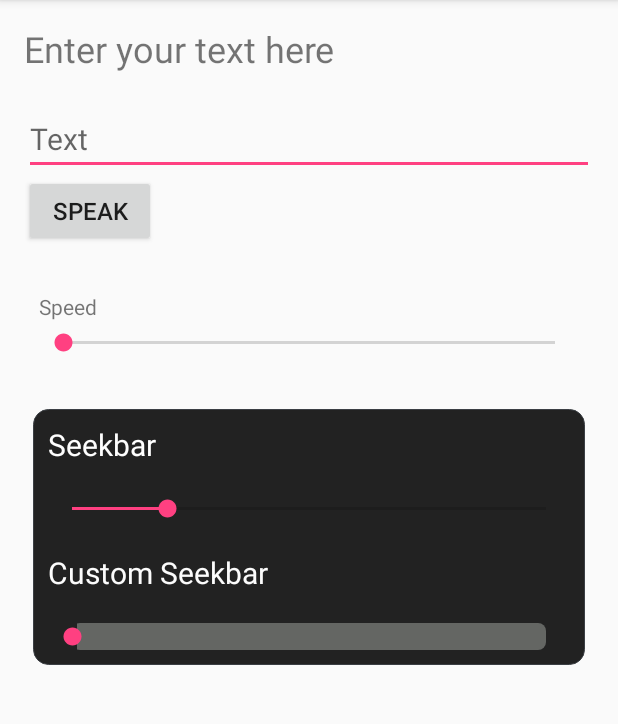
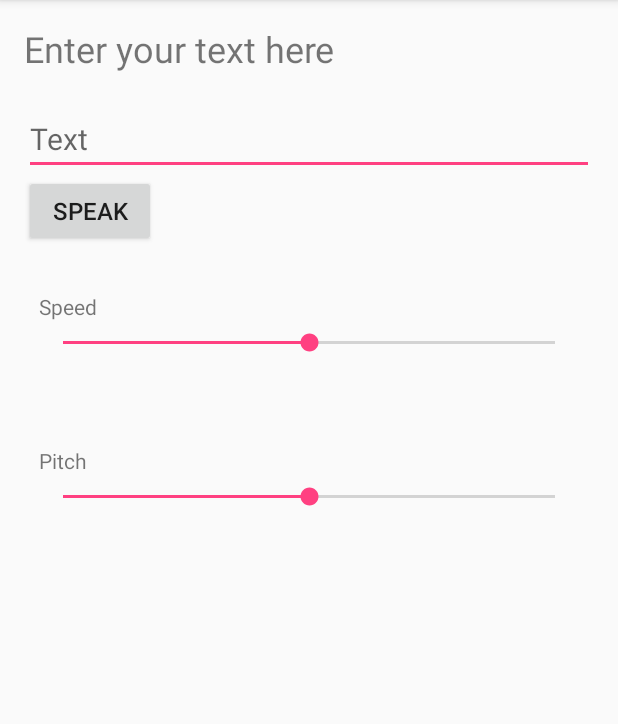
Before and after one commit to CalPolyAppDevClub/Talker, an Android app: the screen it shows after launch (MainActivity), after a tap on "SPEAK", on a phone screen of 412 x 824 dp, the part 84-808 px from its top. Run offline under Robolectric (Android 15) with nearby library versions, the phone set to English and light mode, and no system bars; 4 statements that could not run were skipped.

Commit message:
Update the functionality. Weird af but it is good to hear someone say "Hello There Sexy". Need to fix the layout if someone want to do so

```diff
--- a/app/build.gradle
+++ b/app/build.gradle
@@ -23,4 +23,5 @@ dependencies {
     compile fileTree(dir: 'libs', include: ['*.jar'])
     testCompile 'junit:junit:4.12'
     compile 'com.android.support:appcompat-v7:24.1.1'
+    compile 'com.google.android.gms:play-services-appindexing:8.1.0'
 }
--- a/app/src/main/AndroidManifest.xml
+++ b/app/src/main/AndroidManifest.xml
@@ -14,7 +14,11 @@
 
                 <category android:name="android.intent.category.LAUNCHER" />
             </intent-filter>
-        </activity>
+        </activity><!-- ATTENTION: This was auto-generated to add Google Play services to your project for
+     App Indexing.  See https://g.co/AppIndexing/AndroidStudio for more information. -->
+        <meta-data
+            android:name="com.google.android.gms.version"
+            android:value="@integer/google_play_services_version" />
     </application>
 
 </manifest>
--- a/app/src/main/java/io/github/juntrinh/talker/MainActivity.java
+++ b/app/src/main/java/io/github/juntrinh/talker/MainActivity.java
@@ -1,46 +1,140 @@
 package io.github.juntrinh.talker;
 
+import android.net.Uri;
 import android.speech.tts.TextToSpeech;
 import android.speech.tts.TextToSpeech.OnInitListener;
 import android.support.v7.app.AppCompatActivity;
 import android.os.Bundle;
+import android.view.MotionEvent;
 import android.view.View;
 import android.widget.Button;
 import android.widget.EditText;
+import android.widget.SeekBar;
 import android.widget.Toast;
 
-public class MainActivity extends AppCompatActivity implements OnInitListener{
+import com.google.android.gms.appindexing.Action;
+import com.google.android.gms.appindexing.AppIndex;
+import com.google.android.gms.common.api.GoogleApiClient;
+
+public class MainActivity extends AppCompatActivity implements OnInitListener {
 
     EditText editText;
     Button buttonSpeak;
     TextToSpeech textToSpeech;
+    SeekBar seekBar_pitch, seekBar_speed;
+    float speed = 1.0f;
+    float pitch = 1.0f;
+    /**
+     * ATTENTION: This was auto-generated to implement the App Indexing API.
+     * See https://g.co/AppIndexing/AndroidStudio for more information.
+     */
+    private GoogleApiClient client;
 
     @Override
     protected void onCreate(Bundle savedInstanceState) {
         super.onCreate(savedInstanceState);
         setContentView(R.layout.activity_main);
 
-        editText = (EditText)findViewById(R.id.enter_text);
-        buttonSpeak = (Button)findViewById(R.id.button_speak);
+        editText = (EditText) findViewById(R.id.enter_text);
+        buttonSpeak = (Button) findViewById(R.id.button_speak);
         textToSpeech = new TextToSpeech(this, this);
+        this.seekBar_pitch = (SeekBar) findViewById(R.id.seek_bar_pitch);
+        this.seekBar_speed = (SeekBar) findViewById(R.id.seek_bar_speed);
+
+        //These step can be done in xml file
+        seekBar_pitch.setMax(20);
+        seekBar_speed.setMax(20);
+
+        seekBar_speed.setProgress((int) speed * 10);
+        seekBar_pitch.setProgress((int) pitch * 10);
 
         buttonSpeak.setOnClickListener(new View.OnClickListener() {
             @Override
             public void onClick(View view) {
                 String message = editText.getText().toString();
+                //if speed is 0, not running
+                if(speed == 0) {
+                    speed = 0.1f;
+                }
+
+                if(pitch == 0) {
+                    pitch = 0.1f;
+                }
+                textToSpeech.setSpeechRate(speed);
+                textToSpeech.setPitch(pitch);
+
                 textToSpeech.speak(message, TextToSpeech.QUEUE_FLUSH, null);
             }
         });
+
+
+        this.seekBar_pitch.setOnTouchListener(new View.OnTouchListener() {
+            @Override
+            public boolean onTouch(View view, MotionEvent motionEvent) {
+                pitch = seekBar_pitch.getProgress()/10.0f;
+                return false;
+            }
+        });
+
+        this.seekBar_speed.setOnTouchListener(new View.OnTouchListener() {
+            @Override
+            public boolean onTouch(View view, MotionEvent motionEvent) {
+                speed = seekBar_speed.getProgress()/10.0f;
+                return false;
+            }
+        });
+        // ATTENTION: This was auto-generated to implement the App Indexing API.
+        // See https://g.co/AppIndexing/AndroidStudio for more information.
+        client = new GoogleApiClient.Builder(this).addApi(AppIndex.API).build();
     }
 
     @Override
     public void onInit(int status) {
-        if(status == TextToSpeech.SUCCESS) {
+        if (status == TextToSpeech.SUCCESS) {
             buttonSpeak.setEnabled(true);
-        }
-        else {
+        } else {
             buttonSpeak.setEnabled(false);
             Toast.makeText(this, "Cannot talk", Toast.LENGTH_SHORT);
         }
     }
+
+    @Override
+    public void onStart() {
+        super.onStart();
+
+        // ATTENTION: This was auto-generated to implement the App Indexing API.
+        // See https://g.co/AppIndexing/AndroidStudio for more information.
+        client.connect();
+        Action viewAction = Action.newAction(
+                Action.TYPE_VIEW, // TODO: choose an action type.
+                "Main Page", // TODO: Define a title for the content shown.
+                // TODO: If you have web page content that matches this app activity's content,
+                // make sure this auto-generated web page URL is correct.
+                // Otherwise, set the URL to null.
+                Uri.parse("http://host/path"),
+                // TODO: Make sure this auto-generated app URL is correct.
+                Uri.parse("android-app://io.github.juntrinh.talker/http/host/path")
+        );
+        AppIndex.AppIndexApi.start(client, viewAction);
+    }
+
+    @Override
+    public void onStop() {
+        super.onStop();
+
+        // ATTENTION: This was auto-generated to implement the App Indexing API.
+        // See https://g.co/AppIndexing/AndroidStudio for more information.
+        Action viewAction = Action.newAction(
+                Action.TYPE_VIEW, // TODO: choose an action type.
+                "Main Page", // TODO: Define a title for the content shown.
+                // TODO: If you have web page content that matches this app activity's content,
+                // make sure this auto-generated web page URL is correct.
+                // Otherwise, set the URL to null.
+                Uri.parse("http://host/path"),
+                // TODO: Make sure this auto-generated app URL is correct.
+                Uri.parse("android-app://io.github.juntrinh.talker/http/host/path")
+        );
+        AppIndex.AppIndexApi.end(client, viewAction);
+        client.disconnect();
+    }
 }
--- a/app/src/main/res/layout/activity_main.xml
+++ b/app/src/main/res/layout/activity_main.xml
@@ -51,6 +51,24 @@
     </LinearLayout>
 
     <LinearLayout
+        android:layout_marginTop="20dp"
+        android:layout_marginBottom="20dp"
+        android:padding="10dp"
+        android:layout_width="match_parent"
+        android:layout_height="wrap_content"
+        android:orientation="vertical">
+        <TextView
+            android:layout_width="wrap_content"
+            android:layout_height="wrap_content"
+            android:text="Pitch"/>
+        <SeekBar
+            android:layout_marginTop="5dp"
+            android:layout_width="match_parent"
+            android:layout_height="wrap_content"
+            android:id="@+id/seek_bar_pitch"/>
+    </LinearLayout>
+    <!--
+    <LinearLayout
         android:layout_width="fill_parent"
         android:layout_height="wrap_content"
         android:layout_margin="5dp"
@@ -92,5 +110,5 @@
             android:progressDrawable="@drawable/progressbar"
             android:secondaryProgress="0" />
     </LinearLayout>
-
+    -->
 </LinearLayout>
```
